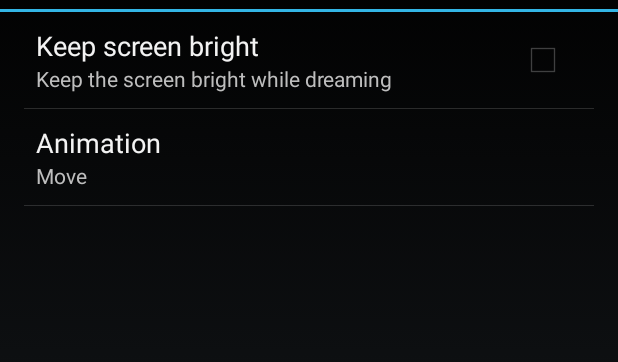
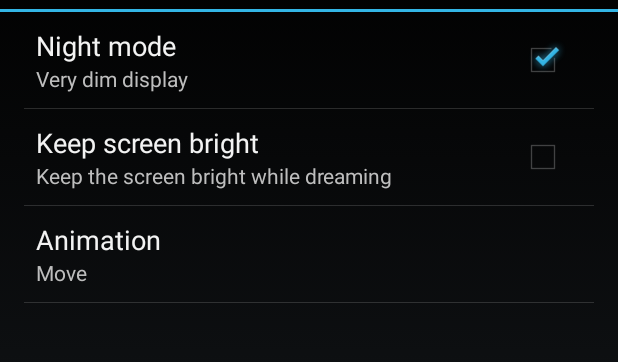
Before and after one commit to gpatryk/BatteryDaydream, an Android app: the fragment DefaultPreferenceFragment shown on its own in the app's theme, on a phone screen of 412 x 824 dp, the part 60-422 px from its top. Run offline under Robolectric (Android 15) with nearby library versions, the phone set to English and light mode, and no system bars.

Commit message:
Add "Very dim display" option

```diff
--- a/BatteryDaydream/src/main/java/pl/patrykgrzegorczyk/batterydaydream/fragment/DefaultPreferenceFragment.java
+++ b/BatteryDaydream/src/main/java/pl/patrykgrzegorczyk/batterydaydream/fragment/DefaultPreferenceFragment.java
@@ -15,6 +15,7 @@
     //This constants should be in sync with preferences.xml
     public static final String KEY_NORMAL_BRIGHTNESS_MODE = "normal_brightness_mode";
     public static final String KEY_ANIMATION_TYPE = "animation_type";
+    public static final String KEY_NIGHT_MODE = "night_mode";
 
     @Override
     public void onCreate(Bundle savedInstanceState) {
--- a/BatteryDaydream/src/main/java/pl/patrykgrzegorczyk/batterydaydream/service/BatteryDreamService.java
+++ b/BatteryDaydream/src/main/java/pl/patrykgrzegorczyk/batterydaydream/service/BatteryDreamService.java
@@ -54,6 +54,10 @@ public class BatteryDreamService extends DreamService implements BatteryMonitor.
 
         SharedPreferences preferences = PreferenceManager.getDefaultSharedPreferences(this);
         setScreenBright(preferences.getBoolean(DefaultPreferenceFragment.KEY_NORMAL_BRIGHTNESS_MODE, false));
+
+        boolean nightMode = preferences.getBoolean(DefaultPreferenceFragment.KEY_NIGHT_MODE, true);
+        //In night mode decrease alpha to 0.3
+        animatingLayout.setAlpha(nightMode ? 0.3f : 1.0f);
     }
 
     @Override
--- a/BatteryDaydream/src/main/res/values/strings.xml
+++ b/BatteryDaydream/src/main/res/values/strings.xml
@@ -21,4 +21,6 @@
     <string name="animation_type_fadeout_fadein">fadeoutfadein</string>
     <string name="animation_type_fadeout_fadein_name">Fade Out, Fade In</string>
     <string name="animation_type">Animation</string>
+    <string name="night_mode">Night mode</string>
+    <string name="night_mode_summary">Very dim display</string>
 </resources>
--- a/BatteryDaydream/src/main/res/xml/preferences.xml
+++ b/BatteryDaydream/src/main/res/xml/preferences.xml
@@ -1,15 +1,20 @@
 <?xml version="1.0" encoding="utf-8"?>
 <PreferenceScreen xmlns:android="http://schemas.android.com/apk/res/android">
+    <CheckBoxPreference
+            android:key="night_mode"
+            android:title="@string/night_mode"
+            android:summary="@string/night_mode_summary"
+            android:defaultValue="true" />
     <CheckBoxPreference
             android:key="normal_brightness_mode"
             android:title="@string/normal_brightness_mode"
             android:summary="@string/normal_brightness_mode_summary"
-            android:defaultValue="false"/>
+            android:defaultValue="false" />
     <ListPreference
             android:key="animation_type"
             android:title="@string/animation_type"
             android:entries="@array/animation_types_names"
             android:entryValues="@array/animation_types_values"
             android:defaultValue="@string/animation_type_move"
-            android:summary="%s"/>
+            android:summary="%s" />
 </PreferenceScreen>
```
